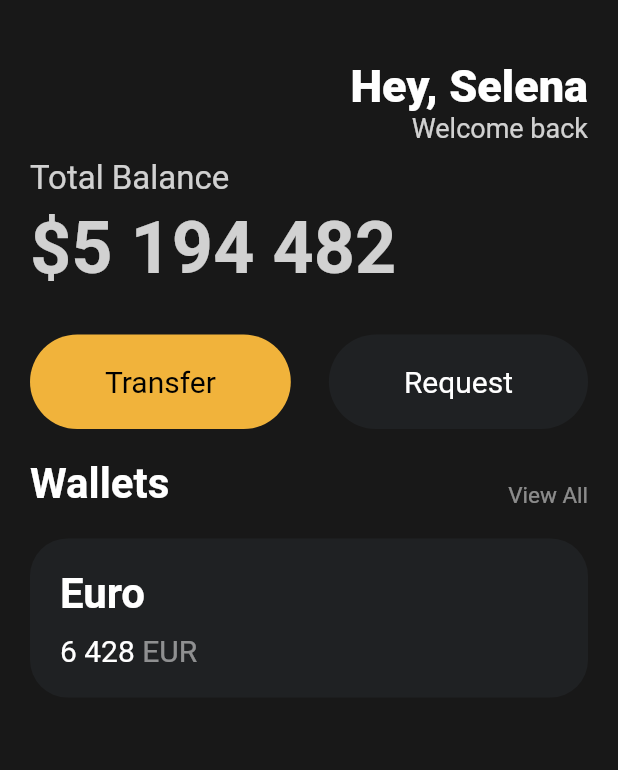
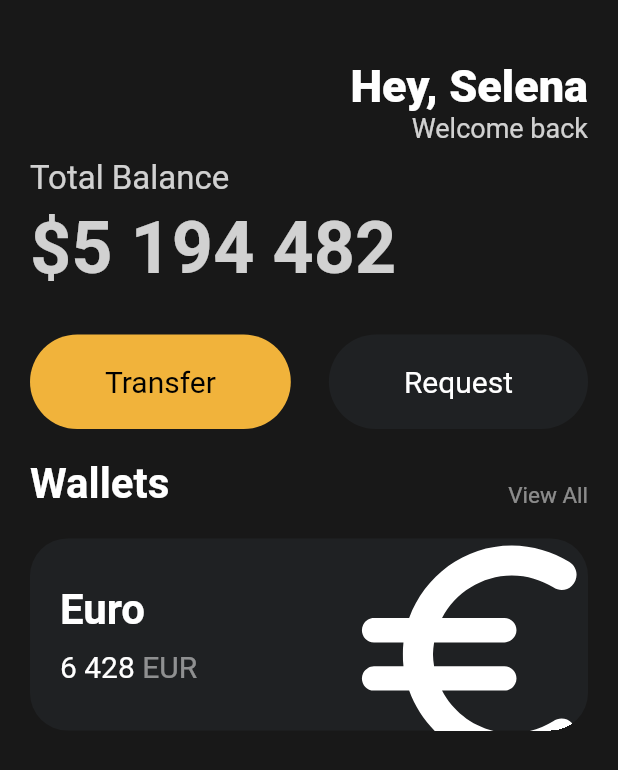
Before and after one commit to kingof7/flutter_nomad, a Flutter app: the screen it shows after launch, on a phone screen of 412 x 824 dp. Shown: the top 770 px of the screen. Run offline on Flutter 3.47's test engine with Material 2 defaults, Android fonts, the phone set to English and light mode, and no system bars.

Commit message:
#3.7 Icons and Transforms

```diff
--- a/lib/main.dart
+++ b/lib/main.dart
@@ -17,6 +17,8 @@ void main() {
 }
 
 class App extends StatelessWidget {
+  const App({super.key});
+
   @override
   Widget build(BuildContext context) {
     // root Widget
@@ -115,6 +117,7 @@ class App extends StatelessWidget {
                 height: 20,
               ),
               Container(
+                clipBehavior: Clip.hardEdge,
                 decoration: BoxDecoration(
                   color: Color(0xFF1F2123),
                   borderRadius: BorderRadius.circular(25),
@@ -122,6 +125,7 @@ class App extends StatelessWidget {
                 child: Padding(
                   padding: const EdgeInsets.all(20),
                   child: Row(
+                    mainAxisAlignment: MainAxisAlignment.spaceBetween,
                     children: [
                       Column(
                         crossAxisAlignment: CrossAxisAlignment.start,
@@ -157,6 +161,17 @@ class App extends StatelessWidget {
                             ],
                           )
                         ],
+                      ),
+                      Transform.scale(
+                        scale: 2.2,
+                        child: Transform.translate(
+                          offset: Offset(-5, 6), // dx dy cordinate
+                          child: const Icon(
+                            Icons.euro_rounded,
+                            color: Colors.white,
+                            size: 88,
+                          ),
+                        ),
                       )
                     ],
                   ),
```
